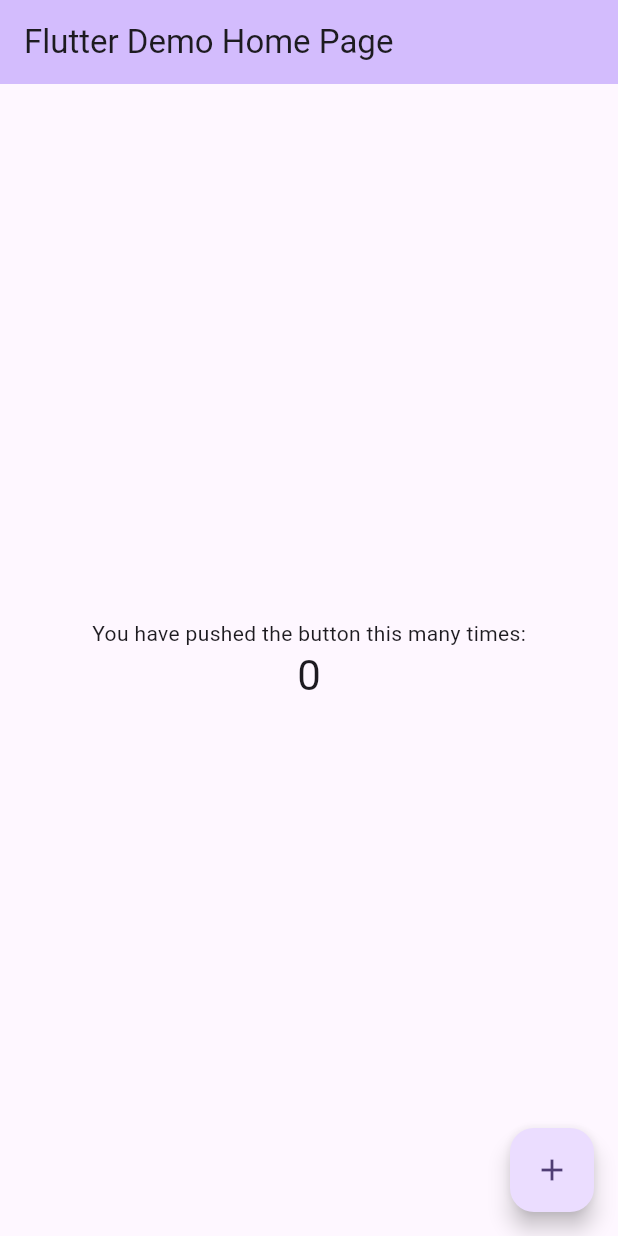
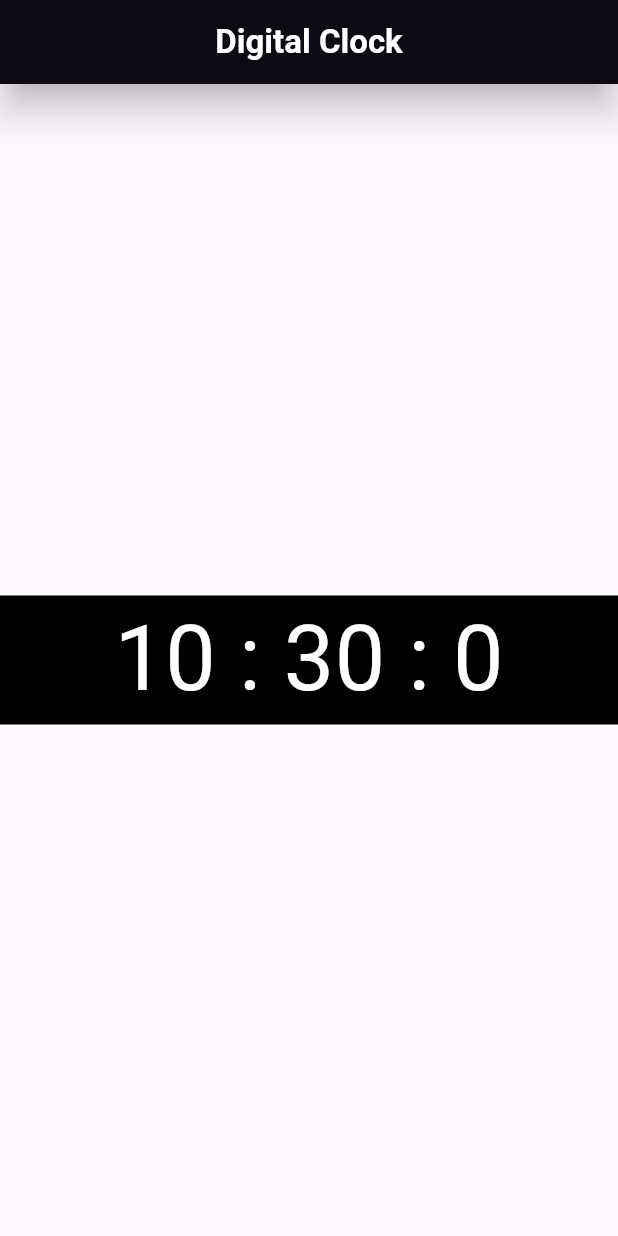
Before and after one commit to MauryaAayush/clock_app, a Flutter app: the screen it shows after launch, on a phone screen of 412 x 824 dp. Run offline on Flutter 3.47's test engine with Material 3 defaults, Android fonts, the phone set to English and light mode, and no system bars.

Commit message:
Radhey radhey

```diff
--- a/lib/main.dart
+++ b/lib/main.dart
@@ -1,3 +1,5 @@
+import 'package:clock_app/view/first.dart';
+import 'package:clock_app/view/second.dart';
 import 'package:flutter/material.dart';
 
 void main() {
@@ -11,115 +13,18 @@ class MyApp extends StatelessWidget {
   @override
   Widget build(BuildContext context) {
     return MaterialApp(
-      title: 'Flutter Demo',
+      debugShowCheckedModeBanner: false,
+      title: 'Clock',
       theme: ThemeData(
-        // This is the theme of your application.
-        //
-        // TRY THIS: Try running your application with "flutter run". You'll see
-        // the application has a purple toolbar. Then, without quitting the app,
-        // try changing the seedColor in the colorScheme below to Colors.green
-        // and then invoke "hot reload" (save your changes or press the "hot
-        // reload" button in a Flutter-supported IDE, or press "r" if you used
-        // the command line to start the app).
-        //
-        // Notice that the counter didn't reset back to zero; the application
-        // state is not lost during the reload. To reset the state, use hot
-        // restart instead.
-        //
-        // This works for code too, not just values: Most code changes can be
-        // tested with just a hot reload.
-        colorScheme: ColorScheme.fromSeed(seedColor: Colors.deepPurple),
         useMaterial3: true,
       ),
-      home: const MyHomePage(title: 'Flutter Demo Home Page'),
+      initialRoute: '/second',
+      routes: {
+
+        '/'  : (context) => const SimpleClock(),
+        // '/second'  : (context) =>  DigitalClock()
+      },
+
     );
   }
 }
-
-class MyHomePage extends StatefulWidget {
-  const MyHomePage({super.key, required this.title});
-
-  // This widget is the home page of your application. It is stateful, meaning
-  // that it has a State object (defined below) that contains fields that affect
-  // how it looks.
-
-  // This class is the configuration for the state. It holds the values (in this
-  // case the title) provided by the parent (in this case the App widget) and
-  // used by the build method of the State. Fields in a Widget subclass are
-  // always marked "final".
-
-  final String title;
-
-  @override
-  State<MyHomePage> createState() => _MyHomePageState();
-}
-
-class _MyHomePageState extends State<MyHomePage> {
-  int _counter = 0;
-
-  void _incrementCounter() {
-    setState(() {
-      // This call to setState tells the Flutter framework that something has
-      // changed in this State, which causes it to rerun the build method below
-      // so that the display can reflect the updated values. If we changed
-      // _counter without calling setState(), then the build method would not be
-      // called again, and so nothing would appear to happen.
-      _counter++;
-    });
-  }
-
-  @override
-  Widget build(BuildContext context) {
-    // This method is rerun every time setState is called, for instance as done
-    // by the _incrementCounter method above.
-    //
-    // The Flutter framework has been optimized to make rerunning build methods
-    // fast, so that you can just rebuild anything that needs updating rather
-    // than having to individually change instances of widgets.
-    return Scaffold(
-      appBar: AppBar(
-        // TRY THIS: Try changing the color here to a specific color (to
-        // Colors.amber, perhaps?) and trigger a hot reload to see the AppBar
-        // change color while the other colors stay the same.
-        backgroundColor: Theme.of(context).colorScheme.inversePrimary,
-        // Here we take the value from the MyHomePage object that was created by
-        // the App.build method, and use it to set our appbar title.
-        title: Text(widget.title),
-      ),
-      body: Center(
-        // Center is a layout widget. It takes a single child and positions it
-        // in the middle of the parent.
-        child: Column(
-          // Column is also a layout widget. It takes a list of children and
-          // arranges them vertically. By default, it sizes itself to fit its
-          // children horizontally, and tries to be as tall as its parent.
-          //
-          // Column has various properties to control how it sizes itself and
-          // how it positions its children. Here we use mainAxisAlignment to
-          // center the children vertically; the main axis here is the vertical
-          // axis because Columns are vertical (the cross axis would be
-          // horizontal).
-          //
-          // TRY THIS: Invoke "debug painting" (choose the "Toggle Debug Paint"
-          // action in the IDE, or press "p" in the console), to see the
-          // wireframe for each widget.
-          mainAxisAlignment: MainAxisAlignment.center,
-          children: <Widget>[
-            const Text(
-              'You have pushed the button this many times:',
-            ),
-            Text(
-              '$_counter',
-              style: Theme.of(context).textTheme.headlineMedium,
-            ),
-          ],
-        ),
-      ),
-      floatingActionButton: FloatingActionButton(
-        onPressed: _incrementCounter,
-        tooltip: 'Increment',
-        child: const Icon(Icons.add),
-      ), // This trailing comma makes auto-formatting nicer for build methods.
-    );
-  }
-}
--- /dev/null
+++ b/lib/view/first.dart
@@ -0,0 +1,54 @@
+import 'package:flutter/material.dart';
+
+void main()
+{
+  runApp(const SimpleClock());
+}
+
+class SimpleClock extends StatefulWidget {
+  const SimpleClock({super.key});
+
+  @override
+  State<SimpleClock> createState() => _SimpleClockState();
+}
+
+DateTime dateTime = DateTime.now();
+
+class _SimpleClockState extends State<SimpleClock> {
+  @override
+  Widget build(BuildContext context) {
+    return Scaffold(
+      appBar: AppBar(
+        backgroundColor: Colors.black,
+        title: Text('Digital Clock',style: TextStyle(
+          color: Colors.white,fontWeight: FontWeight.w600
+        ),),
+        centerTitle: true,
+        elevation: 10,
+       shadowColor: Colors.black,
+      ),
+      body: Center(
+        child: Container(
+                color: Colors.black,
+          child: Row(
+            mainAxisAlignment: MainAxisAlignment.center,
+            children: [
+              Text('${dateTime.hour % 12} :',style: TextStyle(
+                color: Colors.white,
+                fontSize: 60
+              ),),
+              Text(' ${dateTime.minute} : ',style: TextStyle(
+                  color: Colors.white,
+                  fontSize: 60
+              ),),
+              Text('${dateTime.second}',style: TextStyle(
+                  color: Colors.white,
+                  fontSize: 60
+              ),),
+            ],
+          ),
+        ),
+      )
+    );
+  }
+}
```
Also changed, not shown: lib/view/second.dart (added).
